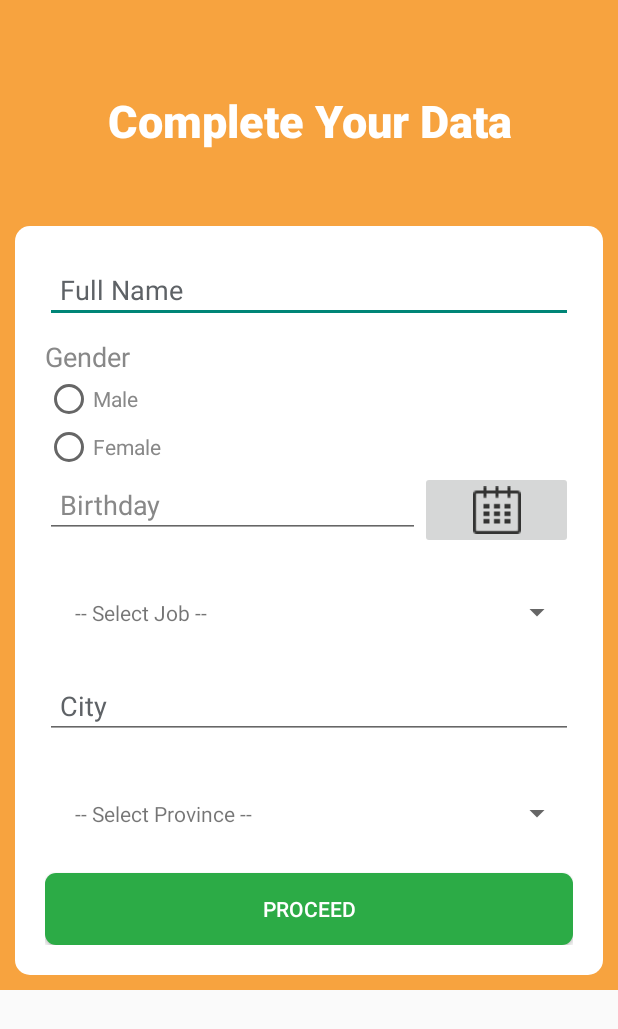
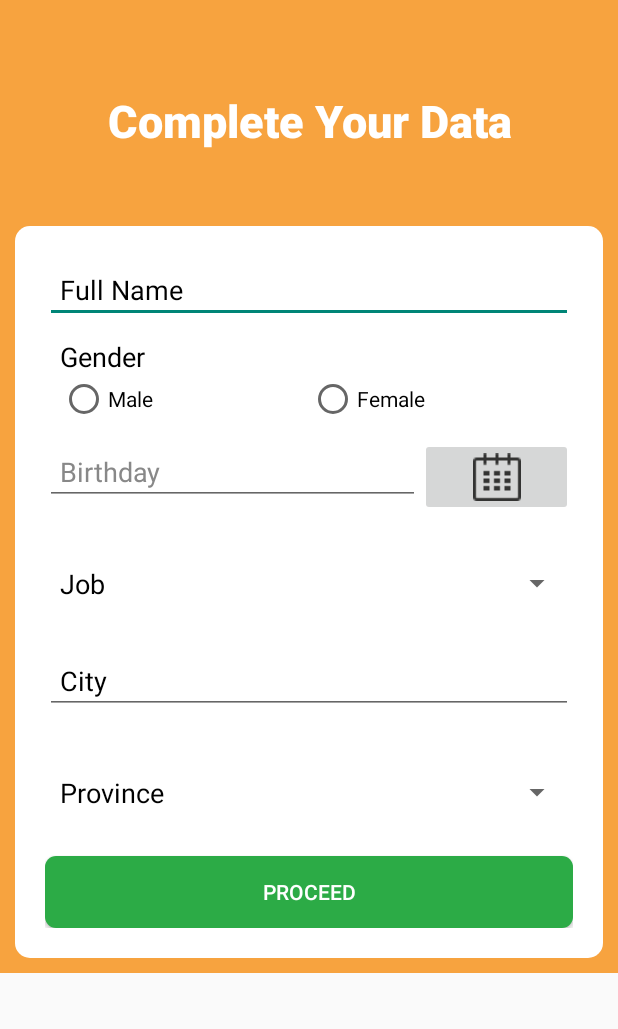
Before and after one commit to pomadgw/PPLA3, an Android app: the ProfileActivity screen opened directly, with no data from a screen before it, on a phone screen of 412 x 824 dp. Shown: the top 1029 px of the screen. Run offline under Robolectric (Android 15) with nearby library versions, the phone set to English and light mode, and no system bars; our stand-ins replace Volley; 1 statement that could not run was skipped.

Commit message:
Edit halaman konfirmasi
- Seluruh teks berwarna hitam
- Spinner sudah sesuai paddingnya
- --Select job-- berubah menjadi Job saja
- --Select Province-- berubah menjadi Province saja
- Radio button gender selection berbentuk horizontal

```diff
--- a/app/app/src/main/java/com/surverior/android/activity/ProfileActivity.java
+++ b/app/app/src/main/java/com/surverior/android/activity/ProfileActivity.java
@@ -96,6 +96,13 @@ public class ProfileActivity extends Activity {
         // set text date input default
         inputDate.setText(new StringBuilder().append("Birthday"));
 
+        inputDate.setOnClickListener(new View.OnClickListener() {
+            @Override
+            public void onClick(View v) {
+                showDialog(DATE_ID);
+            }
+        });
+
         //calendar image listener
         ib.setOnClickListener(new View.OnClickListener() {
             @Override
@@ -130,7 +137,7 @@ public class ProfileActivity extends Activity {
 
         // Initializing a String Array
         String[] provinceArray = new String[]{
-                "-- Select Province --",
+                "Province",
                 "Aceh",
                 "Bali",
                 "Banten",
@@ -167,7 +174,7 @@ public class ProfileActivity extends Activity {
         };
 
         String[] jobArray = new String[]{
-                "-- Select Job --",
+                "Job",
                 "Pelajar",
                 "Mahasiswa",
                 "Karyawan",
@@ -181,7 +188,7 @@ public class ProfileActivity extends Activity {
                 this,R.layout.spinner_item,provinceList){
             @Override
             public boolean isEnabled(int position){
-                if(position == 0)
+                if(position == 1)
                 {
                     // Disable the second item from Spinner
                     return false;
@@ -274,8 +281,8 @@ public class ProfileActivity extends Activity {
                 String email = user.get("email");
 
                 if (!name.isEmpty()
-                        && !city.isEmpty() && !province.isEmpty() && !province.equals("-- Select Province --")
-                        && !job.isEmpty() && !job.equals("-- Select Job --")
+                        && !city.isEmpty() && !province.isEmpty() && !province.equals("Province")
+                        && !job.isEmpty() && !job.equals("Job")
                         && !birth.equals("Birthday") && !gender.equals("x")) {
                     updateProfileUser(name,gender,birth,job,city,province,email);
                 } else {
--- a/app/app/src/main/res/layout/activity_profile.xml
+++ b/app/app/src/main/res/layout/activity_profile.xml
@@ -41,34 +41,41 @@
                 android:inputType="textCapWords"
                 android:padding="10dp"
                 android:singleLine="true"
-                android:textColor="@color/input_register"
-                android:textColorHint="@color/input_register_hint" />
+                android:textColor="#000000"
+                android:textColorHint="#000000" />
 
             <TextView
                 android:layout_width="fill_parent"
                 android:layout_height="wrap_content"
                 android:text="Gender"
-                android:textColor="@color/input_register"
-                android:textAppearance="?android:attr/textAppearanceMedium" />
+                android:textColor="#000000"
+                android:textAppearance="?android:attr/textAppearanceMedium"
+                android:paddingLeft="10dp" />
 
             <RadioGroup
                 android:id="@+id/radioGroup"
                 android:layout_width="fill_parent"
                 android:layout_height="wrap_content"
-                android:orientation="vertical">
+                android:orientation="horizontal"
+                android:paddingLeft="10dp"
+                android:paddingRight="10dp"
+                android:paddingBottom="10dp">
 
                 <RadioButton
                     android:id="@+id/radioButton1"
-                    android:layout_width="fill_parent"
+                    android:layout_width="0dp"
+                    android:layout_weight="1"
                     android:layout_height="wrap_content"
-                    android:textColor="@color/input_register"
+                    android:checked="true"
+                    android:textColor="#000000"
                     android:text="Male" />
 
                 <RadioButton
                     android:id="@+id/radioButton2"
-                    android:layout_width="fill_parent"
+                    android:layout_width="0dp"
+                    android:layout_weight="1"
                     android:layout_height="wrap_content"
-                    android:textColor="@color/input_register"
+                    android:textColor="#000000"
                     android:text="Female" />
             </RadioGroup>
 
@@ -104,14 +111,16 @@
                 android:layout_width="fill_parent"
                 android:layout_height="wrap_content"
                 android:hint="@string/hint_job"
-                android:padding="10dp"
                 android:layout_marginBottom="10dp"
                 android:singleLine="true"
                 android:spinnerMode="dialog"
                 android:prompt="@string/hint_job"
                 android:text="@string/hint_job"
                 android:textColor="@color/input_register"
-                android:layout_marginTop="10dp" />
+                android:layout_marginTop="10dp"
+                android:paddingTop="10dp"
+                android:paddingRight="10dp"
+                android:paddingBottom="10dp" />
 
             <EditText
                 android:id="@+id/city"
@@ -122,22 +131,24 @@
                 android:inputType="textCapWords"
                 android:padding="10dp"
                 android:singleLine="true"
-                android:textColor="@color/input_register"
-                android:textColorHint="@color/input_register_hint" />
+                android:textColor="#000000"
+                android:textColorHint="#000000" />
 
             <Spinner
                 android:id="@+id/province"
                 android:layout_width="fill_parent"
                 android:layout_height="wrap_content"
                 android:hint="@string/hint_province"
-                android:padding="10dp"
                 android:singleLine="true"
                 android:spinnerMode="dialog"
                 android:prompt="@string/hint_province"
                 android:text="@string/hint_province"
                 android:textColor="@color/input_register"
                 android:layout_marginBottom="10dp"
-                android:layout_marginTop="10dp" />
+                android:layout_marginTop="10dp"
+                android:paddingTop="10dp"
+                android:paddingRight="10dp"
+                android:paddingBottom="10dp" />
 
 
             <!-- Login Button -->
--- a/app/app/src/main/res/layout/spinner_item.xml
+++ b/app/app/src/main/res/layout/spinner_item.xml
@@ -3,6 +3,8 @@
     xmlns:android="http://schemas.android.com/apk/res/android"
     android:layout_width="match_parent"
     android:layout_height="wrap_content"
+    android:textSize="18sp"
+    android:textColor="#000000"
     android:textColorHint="@color/input_register_hint"
     android:padding="10dp"
     />
```
